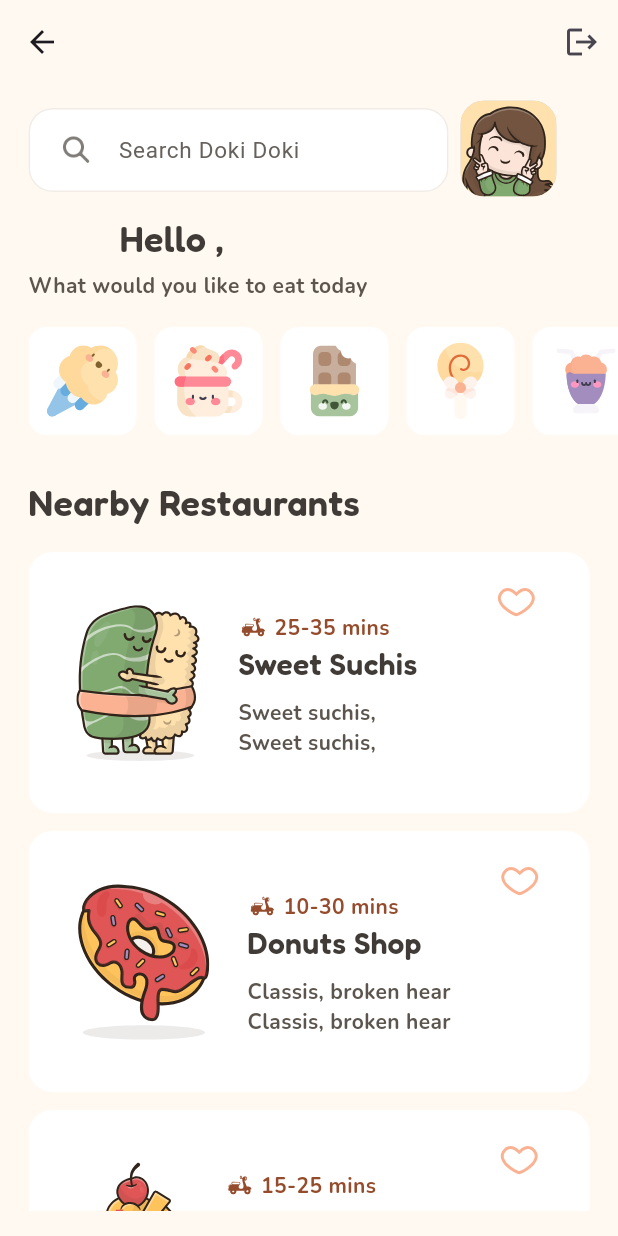
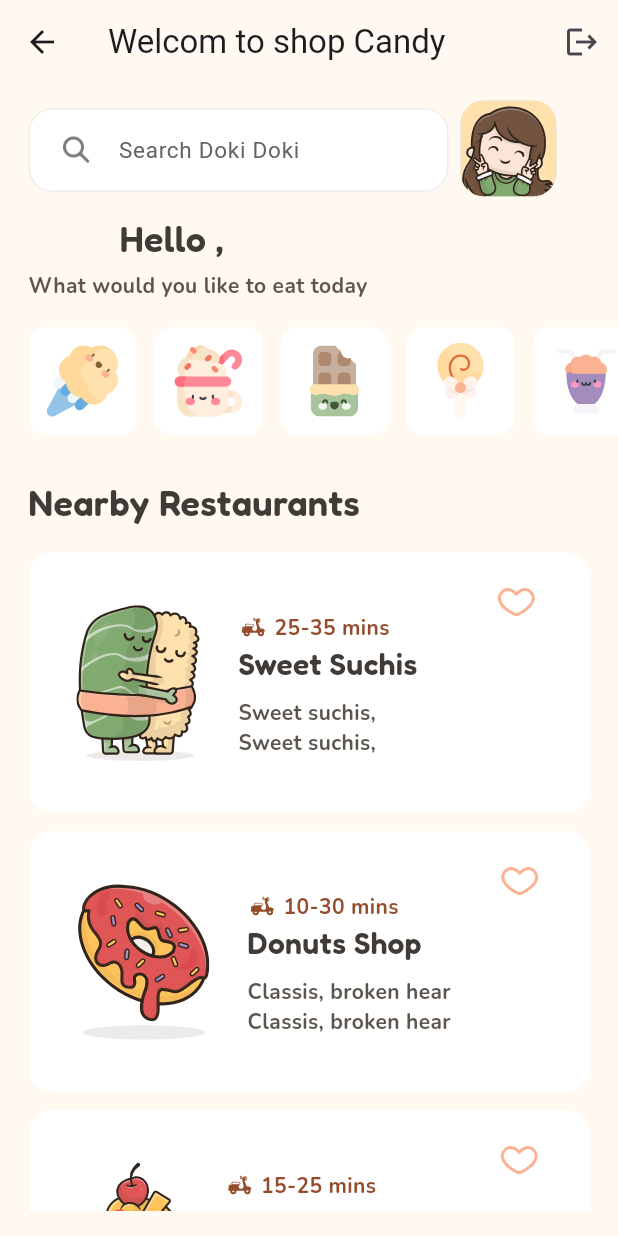
Before and after one commit to Mahmoud-ElShorbagy/candy_buy, a Flutter app: the HomeView screen opened by its route, on a phone screen of 412 x 824 dp. Run offline on Flutter 3.47's test engine with Material 3 defaults, Android fonts, the phone set to English and light mode, and no system bars; our stand-ins replace cloud_firestore, equatable, firebase_auth, firebase_core, flutter_bloc, flutter_svg; accounts and stored records are empty.

Commit message:
update view.dart

```diff
--- a/lib/views/view_candy/home/view.dart
+++ b/lib/views/view_candy/home/view.dart
@@ -23,7 +23,7 @@ class HomeView extends StatelessWidget {
                 },
                 icon: const Icon(Icons.logout))
           ],
-          //title: const Text("Welcom to shop Candy "),
+          title: const Text("Welcom to shop Candy "),
         ),
         body: Padding(
           padding: const EdgeInsets.only(left: 19),
```
